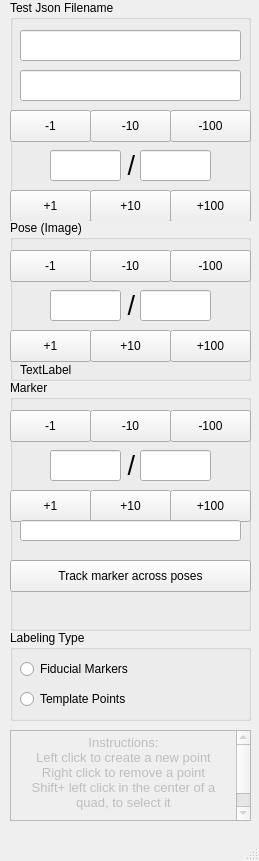
The window that systemTests/editGroundTruthWindow.ui (kercre123/victor) describes before a commit, drawn with Qt 5.
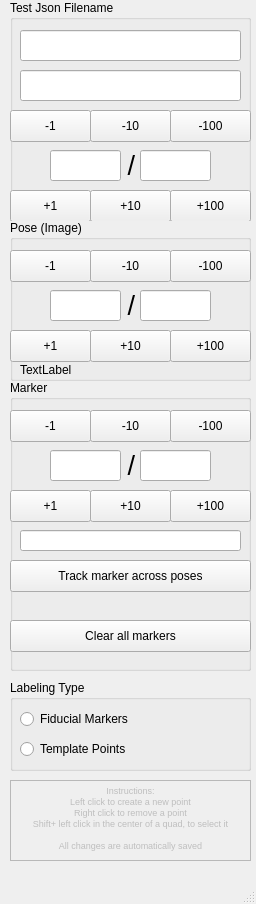
The same window after the commit.

Commit message: * Added clear marker option * Tracked markers are now rotated the same as the original

What changed in the file:
```diff
--- a/systemTests/editGroundTruthWindow.ui
+++ b/systemTests/editGroundTruthWindow.ui
@@ -6,8 +6,8 @@
    <rect>
     <x>0</x>
     <y>0</y>
-    <width>259</width>
-    <height>861</height>
+    <width>256</width>
+    <height>904</height>
    </rect>
   </property>
   <property name="windowTitle">
@@ -170,7 +170,7 @@
     <property name="geometry">
      <rect>
       <x>10</x>
-      <y>630</y>
+      <y>680</y>
       <width>241</width>
       <height>91</height>
      </rect>
@@ -365,7 +365,7 @@
       <x>10</x>
       <y>380</y>
       <width>241</width>
-      <height>251</height>
+      <height>291</height>
      </rect>
     </property>
     <property name="title">
@@ -494,7 +494,7 @@
      <property name="geometry">
       <rect>
        <x>10</x>
-       <y>140</y>
+       <y>150</y>
        <width>221</width>
        <height>21</height>
       </rect>
@@ -513,6 +513,19 @@
       <string>Track marker across poses</string>
      </property>
     </widget>
+    <widget class="QPushButton" name="clearAllMarkers">
+     <property name="geometry">
+      <rect>
+       <x>0</x>
+       <y>240</y>
+       <width>241</width>
+       <height>32</height>
+      </rect>
+     </property>
+     <property name="text">
+      <string>Clear all markers</string>
+     </property>
+    </widget>
    </widget>
    <widget class="QTextBrowser" name="textBrowser">
     <property name="enabled">
@@ -521,22 +534,22 @@
     <property name="geometry">
      <rect>
       <x>10</x>
-      <y>730</y>
+      <y>780</y>
       <width>241</width>
-      <height>91</height>
+      <height>81</height>
      </rect>
     </property>
     <property name="html">
      <string>&lt;!DOCTYPE HTML PUBLIC &quot;-//W3C//DTD HTML 4.0//EN&quot; &quot;http://www.w3.org/TR/REC-html40/strict.dtd&quot;&gt;
 &lt;html&gt;&lt;head&gt;&lt;meta name=&quot;qrichtext&quot; content=&quot;1&quot; /&gt;&lt;style type=&quot;text/css&quot;&gt;
 p, li { white-space: pre-wrap; }
-&lt;/style&gt;&lt;/head&gt;&lt;body style=&quot; font-family:'.Helvetica Neue DeskInterface'; font-size:13pt; font-weight:400; font-style:normal;&quot;&gt;
-&lt;p align=&quot;center&quot; style=&quot; margin-top:0px; margin-bottom:0px; margin-left:0px; margin-right:0px; -qt-block-indent:0; text-indent:0px;&quot;&gt;&lt;span style=&quot; font-size:10pt;&quot;&gt;Instructions:&lt;/span&gt;&lt;/p&gt;
-&lt;p align=&quot;center&quot; style=&quot; margin-top:0px; margin-bottom:0px; margin-left:0px; margin-right:0px; -qt-block-indent:0; text-indent:0px;&quot;&gt;&lt;span style=&quot; font-size:10pt;&quot;&gt;Left click to create a new point&lt;/span&gt;&lt;/p&gt;
-&lt;p align=&quot;center&quot; style=&quot; margin-top:0px; margin-bottom:0px; margin-left:0px; margin-right:0px; -qt-block-indent:0; text-indent:0px;&quot;&gt;&lt;span style=&quot; font-size:10pt;&quot;&gt;Right click to remove a point&lt;/span&gt;&lt;/p&gt;
-&lt;p align=&quot;center&quot; style=&quot; margin-top:0px; margin-bottom:0px; margin-left:0px; margin-right:0px; -qt-block-indent:0; text-indent:0px;&quot;&gt;&lt;span style=&quot; font-size:10pt;&quot;&gt;Shift+ left click in the center of a quad, to select it&lt;/span&gt;&lt;/p&gt;
-&lt;p align=&quot;center&quot; style=&quot; margin-top:0px; margin-bottom:0px; margin-left:0px; margin-right:0px; -qt-block-indent:0; text-indent:0px;&quot;&gt;&lt;span style=&quot; font-size:10pt;&quot;&gt;  &lt;/span&gt;&lt;/p&gt;
-&lt;p align=&quot;center&quot; style=&quot; margin-top:0px; margin-bottom:0px; margin-left:0px; margin-right:0px; -qt-block-indent:0; text-indent:0px;&quot;&gt;&lt;span style=&quot; font-size:10pt;&quot;&gt;All changes are automatically saved&lt;/span&gt;&lt;/p&gt;&lt;/body&gt;&lt;/html&gt;</string>
+&lt;/style&gt;&lt;/head&gt;&lt;body style=&quot; font-family:'MS Shell Dlg 2'; font-size:8.25pt; font-weight:400; font-style:normal;&quot;&gt;
+&lt;p align=&quot;center&quot; style=&quot; margin-top:0px; margin-bottom:0px; margin-left:0px; margin-right:0px; -qt-block-indent:0; text-indent:0px;&quot;&gt;&lt;span style=&quot; font-family:'.Helvetica Neue DeskInterface'; font-size:7pt;&quot;&gt;Instructions:&lt;/span&gt;&lt;/p&gt;
+&lt;p align=&quot;center&quot; style=&quot; margin-top:0px; margin-bottom:0px; margin-left:0px; margin-right:0px; -qt-block-indent:0; text-indent:0px;&quot;&gt;&lt;span style=&quot; font-family:'.Helvetica Neue DeskInterface'; font-size:7pt;&quot;&gt;Left click to create a new point&lt;/span&gt;&lt;/p&gt;
+&lt;p align=&quot;center&quot; style=&quot; margin-top:0px; margin-bottom:0px; margin-left:0px; margin-right:0px; -qt-block-indent:0; text-indent:0px;&quot;&gt;&lt;span style=&quot; font-family:'.Helvetica Neue DeskInterface'; font-size:7pt;&quot;&gt;Right click to remove a point&lt;/span&gt;&lt;/p&gt;
+&lt;p align=&quot;center&quot; style=&quot; margin-top:0px; margin-bottom:0px; margin-left:0px; margin-right:0px; -qt-block-indent:0; text-indent:0px;&quot;&gt;&lt;span style=&quot; font-family:'.Helvetica Neue DeskInterface'; font-size:7pt;&quot;&gt;Shift+ left click in the center of a quad, to select it&lt;/span&gt;&lt;/p&gt;
+&lt;p align=&quot;center&quot; style=&quot; margin-top:0px; margin-bottom:0px; margin-left:0px; margin-right:0px; -qt-block-indent:0; text-indent:0px;&quot;&gt;&lt;span style=&quot; font-family:'.Helvetica Neue DeskInterface'; font-size:7pt;&quot;&gt;  &lt;/span&gt;&lt;/p&gt;
+&lt;p align=&quot;center&quot; style=&quot; margin-top:0px; margin-bottom:0px; margin-left:0px; margin-right:0px; -qt-block-indent:0; text-indent:0px;&quot;&gt;&lt;span style=&quot; font-family:'.Helvetica Neue DeskInterface'; font-size:7pt;&quot;&gt;All changes are automatically saved&lt;/span&gt;&lt;/p&gt;&lt;/body&gt;&lt;/html&gt;</string>
     </property>
    </widget>
   </widget>
```
Left out of the diff: 4 changed lines with no effect on the pictures. The commit also changes 2 other files.
